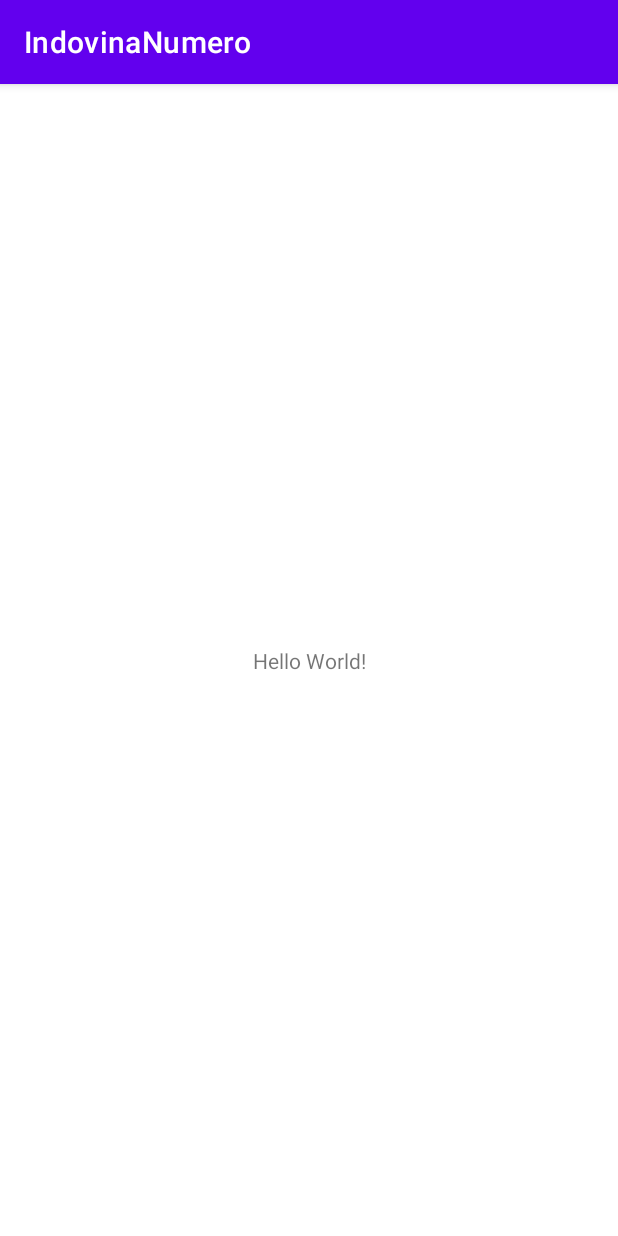
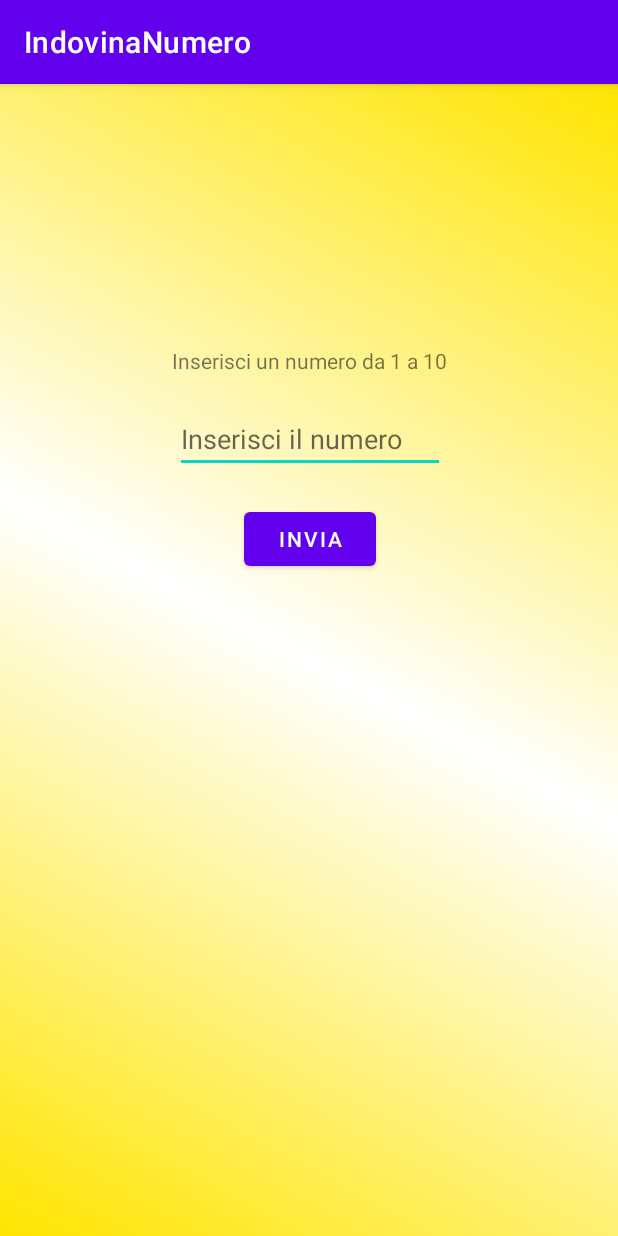
Before and after one commit to EnricoBDev/AndroidExercises, an Android app: the screen it shows after launch (MainActivity), on a phone screen of 412 x 824 dp. Run offline under Robolectric (Android 15) with nearby library versions, the phone set to English and light mode, and no system bars.

Commit message:
esercizio finito forse

```diff
--- a/IndovinaNumero/app/build.gradle
+++ b/IndovinaNumero/app/build.gradle
@@ -4,7 +4,7 @@ plugins {
 
 android {
     namespace 'com.enricob.indovinanumero'
-    compileSdk 33
+    compileSdk 34
 
     defaultConfig {
         applicationId "com.enricob.indovinanumero"
--- a/IndovinaNumero/app/src/main/java/com/enricob/indovinanumero/MainActivity.java
+++ b/IndovinaNumero/app/src/main/java/com/enricob/indovinanumero/MainActivity.java
@@ -1,14 +1,64 @@
 package com.enricob.indovinanumero;
 
 import androidx.appcompat.app.AppCompatActivity;
+import androidx.appcompat.app.AppCompatDelegate;
+import androidx.constraintlayout.widget.ConstraintLayout;
+
+import java.util.Random;
 
 import android.os.Bundle;
+import android.view.View;
+import android.widget.Button;
+import android.widget.EditText;
+import android.widget.TextView;
+import android.widget.Toast;
 
 public class MainActivity extends AppCompatActivity {
+
+    private static int randomNumber;
+    private Button BTN_submit;
+    private EditText ETX_inserimento;
+    private TextView TXV_hint;
+    private ConstraintLayout CLYT;
 
     @Override
     protected void onCreate(Bundle savedInstanceState) {
         super.onCreate(savedInstanceState);
+        AppCompatDelegate.setDefaultNightMode(AppCompatDelegate.MODE_NIGHT_NO); //default light mode
         setContentView(R.layout.activity_main);
+
+        generateRandomNumber();
+
+        BTN_submit = findViewById(R.id.BTN_submit);
+
+        BTN_submit.setOnClickListener(new View.OnClickListener() {
+            @Override
+            public void onClick(View view) {
+                int numeroInserito = Integer.parseInt(ETX_inserimento.getText().toString());
+
+                if(randomNumber == numeroInserito){
+                    Toast.makeText(MainActivity.this, "Hai indovinato", Toast.LENGTH_SHORT).show();
+                    CLYT.setBackground(getDrawable(R.drawable.trophy));
+                    generateRandomNumber();
+                    TXV_hint.setText("Inserisci un numero da 1 a 10");
+
+                } else {
+                    if(randomNumber > numeroInserito)
+                        TXV_hint.setText("Il numero è più grande");
+                    else
+                        TXV_hint.setText("Il numero è più piccolo");
+                }
+            }
+        });
+
+        TXV_hint = findViewById(R.id.TXV_hint);
+        ETX_inserimento = findViewById(R.id.ETX_inserimento);
+        CLYT = findViewById(R.id.CLYT);
+    }
+
+    private static void generateRandomNumber(){
+        Random random = new Random();
+
+        randomNumber = random.nextInt(10) + 1;
     }
 }
--- /dev/null
+++ b/IndovinaNumero/app/src/main/res/drawable/background.xml
@@ -0,0 +1,9 @@
+<?xml version="1.0" encoding="utf-8"?>
+<selector xmlns:android="http://schemas.android.com/apk/res/android">
+    <item>
+        <shape>
+            <gradient android:startColor="#FFE500" android:centerColor="@color/white" android:endColor="#FFE500" android:angle="45">
+            </gradient>
+        </shape>
+    </item>
+</selector>
--- a/IndovinaNumero/app/src/main/res/layout/activity_main.xml
+++ b/IndovinaNumero/app/src/main/res/layout/activity_main.xml
@@ -4,15 +4,44 @@
     xmlns:tools="http://schemas.android.com/tools"
     android:layout_width="match_parent"
     android:layout_height="match_parent"
-    tools:context=".MainActivity">
+    tools:context=".MainActivity"
+    android:background="@drawable/background"
+    android:id="@+id/CLYT">
 
     <TextView
+        android:id="@+id/TXV_hint"
         android:layout_width="wrap_content"
         android:layout_height="wrap_content"
-        android:text="Hello World!"
+        android:text="Inserisci un numero da 1 a 10"
+        android:layout_marginBottom="400dp"
         app:layout_constraintBottom_toBottomOf="parent"
         app:layout_constraintEnd_toEndOf="parent"
         app:layout_constraintStart_toStartOf="parent"
         app:layout_constraintTop_toTopOf="parent" />
 
+    <EditText
+        android:layout_width="180dp"
+        android:layout_height="wrap_content"
+        android:id="@+id/ETX_inserimento"
+        android:inputType="number"
+        android:layout_marginTop="20dp"
+        android:hint="@string/ETX_hint"
+        app:layout_constraintTop_toBottomOf="@+id/TXV_hint"
+        app:layout_constraintStart_toStartOf="@id/TXV_hint"
+        app:layout_constraintEnd_toEndOf="@id/TXV_hint" />
+
+    <Button
+        android:id="@+id/BTN_submit"
+        android:layout_width="wrap_content"
+        android:layout_height="wrap_content"
+        android:layout_marginTop="20dp"
+        android:text="@string/BTN_text"
+        app:layout_constraintStart_toStartOf="@id/ETX_inserimento"
+        app:layout_constraintEnd_toEndOf="@id/ETX_inserimento"
+        app:layout_constraintTop_toBottomOf="@id/ETX_inserimento"
+
+        />
+
+
+
 </androidx.constraintlayout.widget.ConstraintLayout>
--- a/IndovinaNumero/app/src/main/res/values/strings.xml
+++ b/IndovinaNumero/app/src/main/res/values/strings.xml
@@ -1,3 +1,5 @@
 <resources>
     <string name="app_name">IndovinaNumero</string>
+    <string name="ETX_hint">Inserisci il numero</string>
+    <string name="BTN_text">Invia</string>
 </resources>
```
Also changed, not shown: 1 other file.
